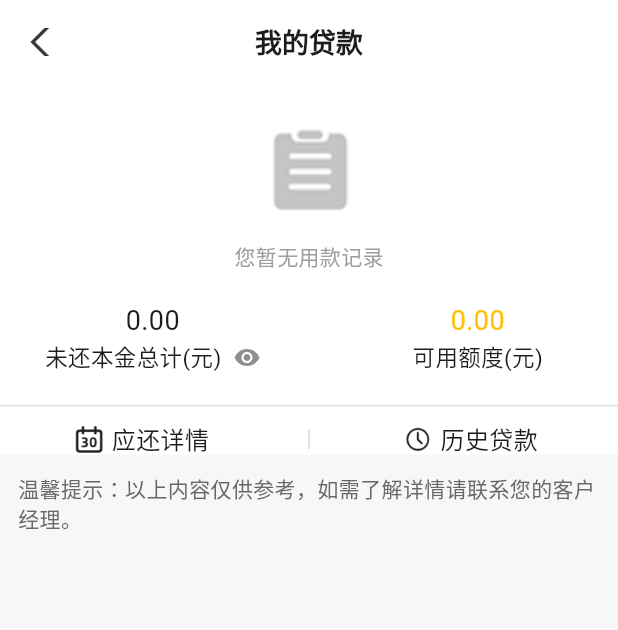
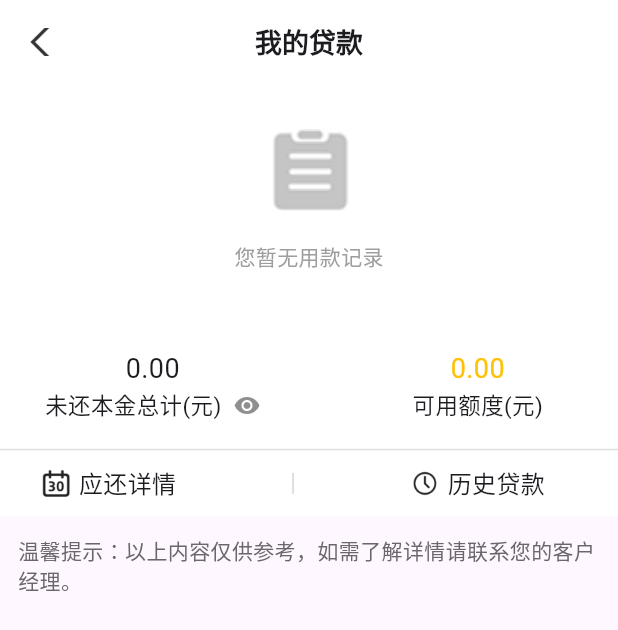
Before and after one commit to 1092738496/agricultural_bank_of_china, a Flutter app: the page3_widget screen opened directly, on a phone screen of 412 x 824 dp. Shown: the top 630 px of the screen. Run offline on Flutter 3.47's test engine with Material 3 defaults, Android fonts, the light colour scheme and no system bars; our stand-ins replace carousel_slider, flutter_inset_shadow, flutter_screenutil.

Commit message:
首次提交

```diff
--- a/lib/page3.dart
+++ b/lib/page3.dart
@@ -44,39 +44,45 @@
 
   @override
   Widget build(BuildContext context) {
-    final height = MediaQuery.of(context).size.height;
     final width = MediaQuery.of(context).size.width;
-    return Container(
+    return Column(
+      children: [
+        Container(
           color: Color.fromRGBO(247, 247, 247, 1),
 
+          child: Container(
+            height: 0.35.sh,
+            color: Colors.white,
             child: Column(
               children: [
-          Container(
-            height: 400.h,
-            color: Colors.white,
-            child: ListView(
-              children: [
-                Center(
+                Expanded(
+                  flex: 8,
+                  child: Center(
                     child: Column(
                       children: [
                         Container(
                           margin: EdgeInsets.only(top: 30, bottom: 20),
-                        width: 100.w,
                           child: Image(
                             image: AssetImage("images/img/2.png"),
                             fit: BoxFit.cover,
+                            width: 100.w,
                           ),
                         ),
-                      Text("您暂无用款记录",style:TextStyle(
+                        Text(
+                          "您暂无用款记录",
+                          style: TextStyle(
                             color: Colors.grey,
-                        fontWeight: FontWeight.w500
-                      ),)
+                            fontWeight: FontWeight.w500,
+                          ),
+                        ),
                       ],
-                  )
+                    ),
+                  ),
                 ),
 
-                Container(
-                  margin: EdgeInsets.only(top: 20),
+                Expanded(
+                  flex: 3,
+                  child: Container(
                     child: Row(
                       mainAxisAlignment: MainAxisAlignment.spaceBetween,
                       children: [
@@ -87,7 +93,10 @@
                               Text("0.00", style: TextStyle(fontSize: 18)),
                               Row(
                                 children: [
-                              Text("未还本金总计(元)", style: TextStyle(fontSize: 15)),
+                                  Text(
+                                    "未还本金总计(元)",
+                                    style: TextStyle(fontSize: 15),
+                                  ),
                                   SizedBox(width: 8),
                                   Icon(
                                     Icons.remove_red_eye_rounded,
@@ -106,11 +115,17 @@
                             children: [
                               Text(
                                 "0.00",
-                            style: TextStyle(fontSize: 18, color: Colors.amber),
+                                style: TextStyle(
+                                  fontSize: 18,
+                                  color: Colors.amber,
+                                ),
                               ),
                               Row(
                                 children: [
-                              Text("可用额度(元)", style: TextStyle(fontSize: 15)),
+                                  Text(
+                                    "可用额度(元)",
+                                    style: TextStyle(fontSize: 15),
+                                  ),
                                 ],
                               ),
                             ],
@@ -119,18 +134,18 @@
                       ],
                     ),
                   ),
-
-                Container(
-                  margin: EdgeInsets.only(top: 20),
-                  height: 1,
-                  color: Colors.grey[300],
                 ),
 
-                Container(
+                Container(height: 1, color: Colors.grey[300]),
+
+                Expanded(
+                  flex: 2,
+                  child: Container(
+                    margin: EdgeInsets.only(left: 50.w, right: 40.h),
                     child: Row(
+                      mainAxisAlignment: MainAxisAlignment.spaceBetween,
                       children: [
                         Container(
-                        margin: EdgeInsets.only(left: 0.12.sw, top: 10),
                           child: Row(
                             children: [
                               ImageIcon(
@@ -143,20 +158,24 @@
                           ),
                         ),
 
-                      Column(
-                        children: [
-                          Container(
-                            margin: EdgeInsets.only(
-                              left: width * 0.16, top: 10),
-                            height: 13,
+                        LayoutBuilder(
+                          builder: (
+                            BuildContext context,
+                            BoxConstraints constraints,
+                          ) {
+                            double width = constraints.maxWidth;
+                            double height = constraints.maxHeight;
+                            print(width);
+                            print(height);
+                            return Container(
                               width: 1.4,
+                              height: 14,
                               color: Colors.grey[300],
-                          ),
-                        ],
+                            );
+                          },
                         ),
 
                         Container(
-                        margin: EdgeInsets.only(left: width * 0.15, top: 10),
                           child: Row(
                             children: [
                               ImageIcon(
@@ -177,17 +196,16 @@
                                 },
                                 child: Row(
                                   children: [
-                                  Text("历史贷款", style: TextStyle(fontSize: 16)),
+                                    Text(
+                                      "历史贷款",
+                                      style: TextStyle(fontSize: 16),
+                                    ),
                                     ImageIcon(
                                       AssetImage(
                                         "images/icon4/upsdk_icon_arrow_right.png",
                                       ),
                                       color: Colors.white,
                                     ),
-                                ],
-                              ),
-                            )
-
                                   ],
                                 ),
                               ),
@@ -197,14 +215,19 @@
                       ],
                     ),
                   ),
+                ),
+              ],
+            ),
+          ),
+        ),
         Container(
           margin: EdgeInsets.all(12),
-            child: Text("温馨提示：以上内容仅供参考，如需了解详情请联系您的客户经理。",style: TextStyle(
-              color: Color.fromRGBO(106, 103, 106, 1)
-            ),),
-          )
+          child: Text(
+            "温馨提示：以上内容仅供参考，如需了解详情请联系您的客户经理。",
+            style: TextStyle(color: Color.fromRGBO(106, 103, 106, 1)),
+          ),
+        ),
       ],
-      ),
     );
   }
 }
```
Lines whose indentation alone changed are shown as unchanged.
